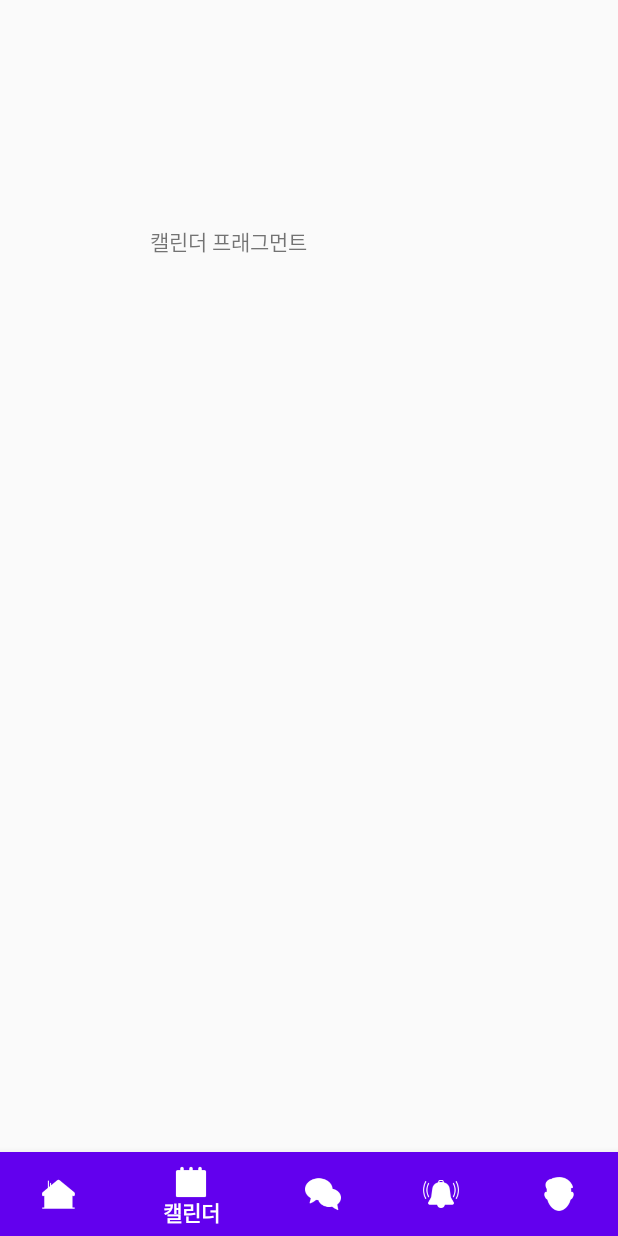
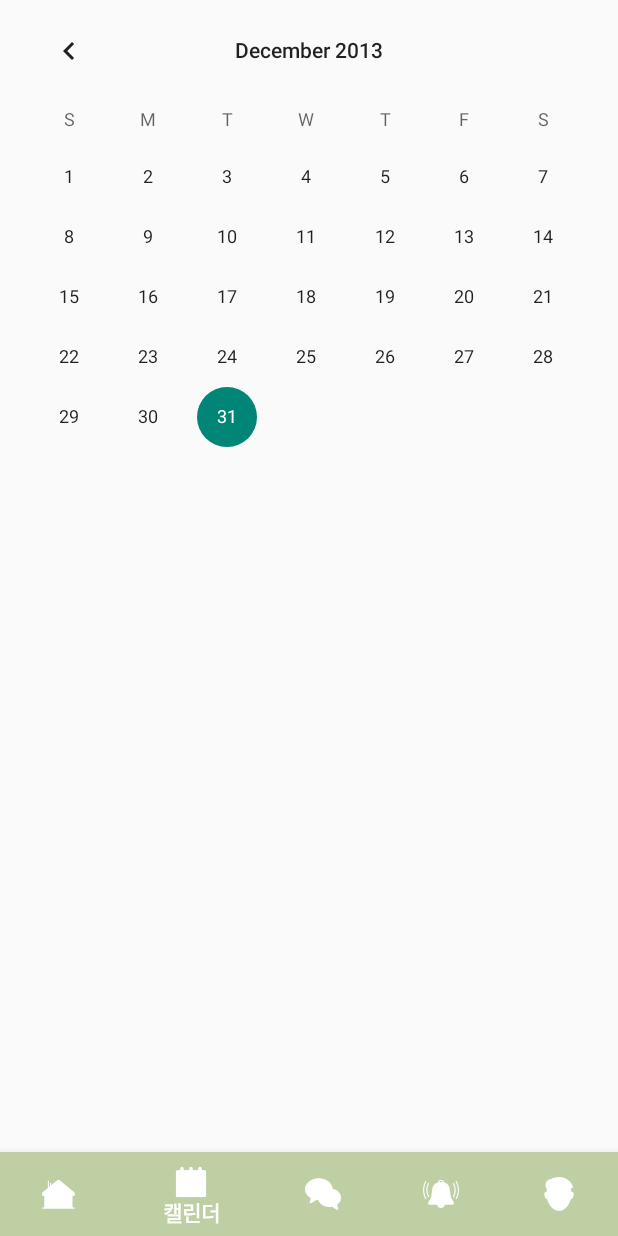
Before and after one commit to NaDaPuPu/Dahada, an Android app: the screen it shows after launch (MainActivity), item 2 of the bottom bar chosen, on a phone screen of 412 x 824 dp. Run offline under Robolectric (Android 15) with nearby library versions, the phone set to English and light mode, and no system bars; 2 statements that could not run were skipped.

Commit message:
add calendarview

```diff
--- a/dahada/app/src/main/java/com/d2w/dahada/HomeActivity.java
+++ b/dahada/app/src/main/java/com/d2w/dahada/HomeActivity.java
@@ -9,6 +9,6 @@ public class HomeActivity extends AppCompatActivity {
     @Override
     protected void onCreate(Bundle savedInstanceState) {
         super.onCreate(savedInstanceState);
-        setContentView(R.layout.activity_home2);
+        setContentView(R.layout.activity_main);
     }
 }
--- a/dahada/app/src/main/java/com/d2w/dahada/data/bottombar/Calender.java
+++ b/dahada/app/src/main/java/com/d2w/dahada/data/bottombar/Calender.java
@@ -1,13 +1,23 @@
 package com.d2w.dahada.data.bottombar;
 
 import android.os.Bundle;
+
 import android.view.LayoutInflater;
 import android.view.View;
+
 import android.view.ViewGroup;
 
+import android.widget.CalendarView;
+
+import android.widget.Toast;
+
+
 import androidx.fragment.app.Fragment;
+import com.d2w.dahada.R;
 
 import com.d2w.dahada.R;
+
+import java.util.Calendar;
 
 public class Calender extends Fragment {
 
@@ -15,5 +25,23 @@ public class Calender extends Fragment {
     public View onCreateView(LayoutInflater inflater, ViewGroup container, Bundle savedInstanceState) {
         return inflater.inflate(R.layout.calender, container, false);
     }
+//프래그먼트 이동코드
+
+    @Override
+
+    public void onCreate(Bundle savedInstanceState) {
+
+        super.onCreate(savedInstanceState);
+
+        setContentView(R.layout.main);
+
+
+
+        //CalendarView 인스턴스 만들기
+
+        CalendarView calendar = (CalendarView)findViewById(R.id.calendar);
+
+
+    }
 
 }
--- a/dahada/app/src/main/res/layout/activity_main.xml
+++ b/dahada/app/src/main/res/layout/activity_main.xml
@@ -10,7 +10,7 @@
         android:id="@+id/bottom_navigation"
         android:layout_width="match_parent"
         android:layout_height="wrap_content"
-        app:itemBackground="@color/colorPrimary"
+        app:itemBackground="@color/dahada_1"
         app:itemIconTint="@color/cardview_light_background"
         app:itemTextColor="@color/design_default_color_background"
         app:layout_constraintBottom_toBottomOf="parent"
@@ -81,7 +81,6 @@
             app:layout_constraintLeft_toRightOf="@+id/button_diet"
             app:layout_constraintStart_toStartOf="@+id/imageView3" />
 
-
         <Button
             android:id="@+id/button_exercisemap"
             android:layout_width="90dp"
@@ -103,8 +102,7 @@
             android:text="돌아가기"
             app:layout_constraintBottom_toBottomOf="parent"
             app:layout_constraintEnd_toEndOf="parent"
-            app:layout_constraintStart_toStartOf="parent" />
-
+            app:layout_constraintStart_toStartOf="parent" ></Button>
 
         <TextView
             android:id="@+id/textView_recipe"
--- a/dahada/app/src/main/res/layout/calender.xml
+++ b/dahada/app/src/main/res/layout/calender.xml
@@ -1,29 +1,22 @@
-<?xml version="1.0" encoding="utf-8"?>
-<androidx.constraintlayout.widget.ConstraintLayout
-    xmlns:android="http://schemas.android.com/apk/res/android"
-    xmlns:app="http://schemas.android.com/apk/res-auto"
+<LinearLayout xmlns:android="http://schemas.android.com/apk/res/android"
     xmlns:tools="http://schemas.android.com/tools"
     android:layout_width="match_parent"
-    android:layout_height="match_parent">
+    android:layout_height="match_parent"
+    android:orientation="vertical"
+    >
 
-    <ScrollView
+    <CalendarView
+
         android:layout_width="match_parent"
-        android:layout_height="match_parent">
+        android:layout_height="0px"
+        android:layout_weight="1"
+        android:minDate="04/01/2013"
+        android:maxDate="12/31/2013"
+        android:focusedMonthDateColor="#ff0000"
+        android:unfocusedMonthDateColor="#0000ff"
+        android:selectedWeekBackgroundColor="#ffff00"
+        android:showWeekNumber="false"
+        android:weekSeparatorLineColor="#00ff00"
+        />
 
-        <LinearLayout
-            android:layout_width="match_parent"
-            android:layout_height="wrap_content"
-            android:orientation="vertical" >
-
-            <TextView
-                android:id="@+id/textView"
-                android:layout_width="wrap_content"
-                android:layout_height="wrap_content"
-                android:layout_marginStart="100dp"
-                android:layout_marginLeft="100dp"
-                android:layout_marginTop="150dp"
-                android:text="캘린더 프래그먼트" />
-        </LinearLayout>
-    </ScrollView>
-
-</androidx.constraintlayout.widget.ConstraintLayout>
+</LinearLayout>
--- a/dahada/app/src/main/res/layout/mypage.xml
+++ b/dahada/app/src/main/res/layout/mypage.xml
@@ -9,9 +9,9 @@
         android:id="@+id/textView"
         android:layout_width="wrap_content"
         android:layout_height="wrap_content"
-        android:layout_marginStart="100dp"
-        android:layout_marginLeft="100dp"
-        android:layout_marginTop="150dp"
+        android:layout_marginStart="172dp"
+        android:layout_marginLeft="172dp"
+        android:layout_marginTop="172dp"
         android:text="마이페이지"
         app:layout_constraintStart_toStartOf="parent"
         app:layout_constraintTop_toTopOf="parent" />
```
Also changed, not shown: dahada/app/src/main/res/layout/activity_home2.xml (deleted, +0 -111 lines), dahada/app/src/main/java/com/d2w/dahada/data/bottombar/Community.java (line endings or trailing spaces).
